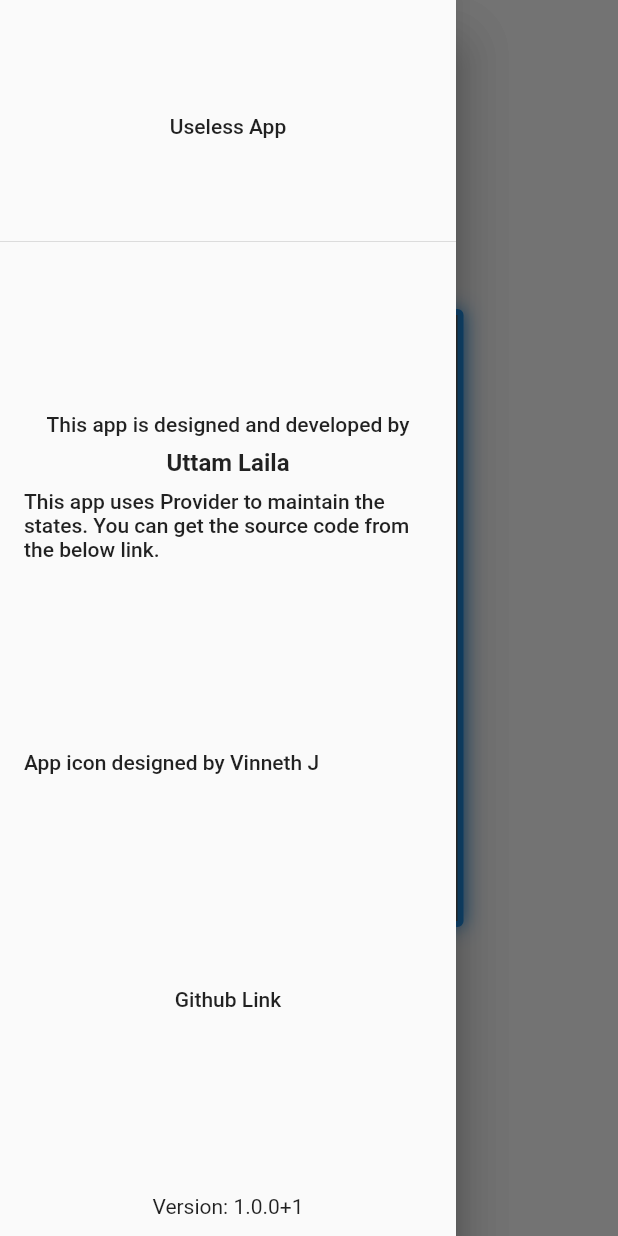
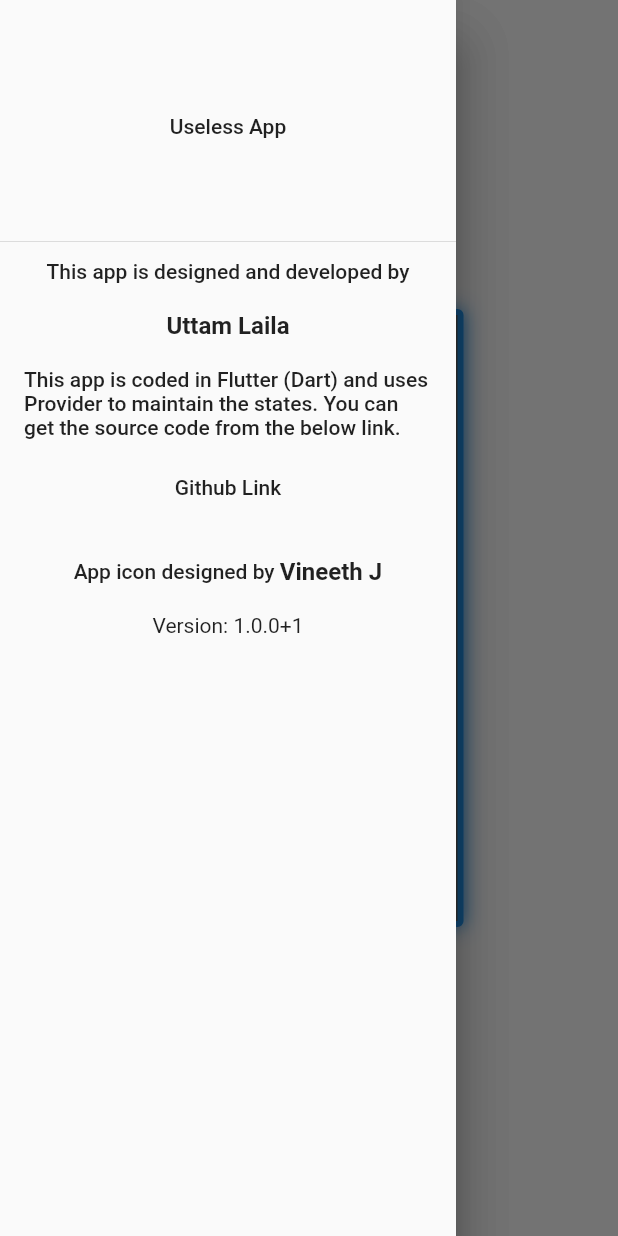
Before and after one commit to uttam-laila/useless_app, a Flutter app: the screen it shows after launch, with the side drawer open, on a phone screen of 412 x 824 dp. Run offline on Flutter 3.47's test engine with Material 2 defaults, Android fonts, the phone set to English and light mode, and no system bars; our stand-ins replace flutter_bloc, get_it, injectable.

Commit message:
Added Icon

```diff
--- a/lib/core/widgets/drawer.dart
+++ b/lib/core/widgets/drawer.dart
@@ -5,8 +5,9 @@ class UselessDrawer extends StatelessWidget {
   @override
   Widget build(BuildContext context) {
     return SizedBox(
-      width: MediaQuery.of(context).size.width / 2,
+      height: MediaQuery.of(context).size.height,
       child: Drawer(
+        child: SingleChildScrollView(
           child: Column(
             mainAxisAlignment: MainAxisAlignment.spaceBetween,
             children: <Widget>[
@@ -18,9 +19,7 @@ class UselessDrawer extends StatelessWidget {
                     child: Column(
                   children: [
                     Text('This app is designed and developed by'),
-                  Padding(
-                    padding: const EdgeInsets.all(8.0),
-                    child: InkWell(
+                    ListTile(
                       onLongPress: () {
                         Clipboard.setData(ClipboardData(
                                 text:
@@ -31,31 +30,20 @@ class UselessDrawer extends StatelessWidget {
                           Navigator.pop(context);
                         });
                       },
+                      title: Center(
                         child: Text(
                           'Uttam Laila',
-                        style: Theme.of(context)
-                            .textTheme
-                            .subtitle1!
-                            .copyWith(fontWeight: FontWeight.bold),
+                          style:
+                              Theme.of(context).textTheme.subtitle1!.copyWith(
+                                    fontWeight: FontWeight.bold,
+                                  ),
                         ),
                       ),
                     ),
                     Text(
-                      'This app uses Provider to maintain the states. You can get the source code from the below link.'),
+                        'This app is coded in Flutter (Dart) and uses Provider to maintain the states. You can get the source code from the below link.'),
                   ],
                 )),
-            ),
-            ListTile(
-              title: Text('App icon designed by Vinneth J'),
-              onTap: () {
-                Clipboard.setData(ClipboardData(
-                        text: 'https://www.instagram.com/_vinu_creation_/'))
-                    .then((_) {
-                  Scaffold.of(context).showSnackBar(
-                      SnackBar(content: Text("Profile copied to clipboard")));
-                  Navigator.pop(context);
-                });
-              },
               ),
               ListTile(
                 title: Center(child: Text('Github Link')),
@@ -65,6 +53,28 @@ class UselessDrawer extends StatelessWidget {
                       .then((_) {
                     Scaffold.of(context).showSnackBar(SnackBar(
                         content: Text("Github address copied to clipboard")));
+                    Navigator.pop(context);
+                  });
+                },
+              ),
+              ListTile(
+                title: Row(
+                  mainAxisAlignment: MainAxisAlignment.center,
+                  children: [
+                    Text('App icon designed by '),
+                    Text(
+                      'Vineeth J',
+                      style:
+                          TextStyle(fontWeight: FontWeight.bold, fontSize: 16),
+                    ),
+                  ],
+                ),
+                onTap: () {
+                  Clipboard.setData(ClipboardData(
+                          text: 'https://www.instagram.com/_vinu_creation_/'))
+                      .then((_) {
+                    Scaffold.of(context).showSnackBar(
+                        SnackBar(content: Text("Profile copied to clipboard")));
                     Navigator.pop(context);
                   });
                 },
@@ -81,6 +91,7 @@ class UselessDrawer extends StatelessWidget {
             ],
           ),
         ),
+      ),
     );
   }
 }
--- a/pubspec.yaml
+++ b/pubspec.yaml
@@ -23,7 +23,12 @@ dev_dependencies:
   injectable_generator: ^1.0.4
   json_serializable: ^3.5.1
   lint: ^1.2.0
+  flutter_launcher_icons:
 
+flutter_icons:
+  image_path: "assets/icon/icon.png"
+  android: true
+  ios: true
 
 flutter:
   uses-material-design: true
```
Also changed, not shown: assets/icon/icon.png (added), pubspec.lock, 21 other files. Lines whose indentation alone changed are shown as unchanged.
